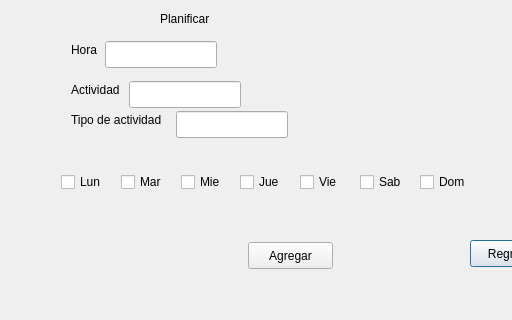
Qt form omega/omega/planificar.ui (orianapedroza/proyectoLM1) before a commit; both pictures show x 0 to 512 and y 0 to 320 of the 760 by 471 pixel window.
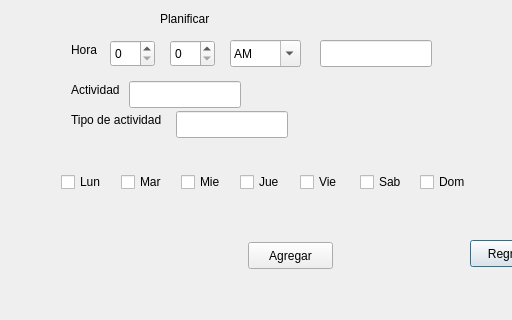
The same form after that commit.

What changed in the file:
```diff
--- a/omega/omega/planificar.ui
+++ b/omega/omega/planificar.ui
@@ -169,8 +169,8 @@
   <widget class="QLineEdit" name="hora_2">
    <property name="geometry">
     <rect>
-     <x>105</x>
-     <y>41</y>
+     <x>320</x>
+     <y>40</y>
      <width>112</width>
      <height>27</height>
     </rect>
@@ -212,6 +212,102 @@
     </rect>
    </property>
   </widget>
+  <widget class="QSpinBox" name="hora_3">
+   <property name="geometry">
+    <rect>
+     <x>110</x>
+     <y>40</y>
+     <width>45</width>
+     <height>27</height>
+    </rect>
+   </property>
+   <property name="accelerated">
+    <bool>false</bool>
+   </property>
+   <property name="suffix">
+    <string/>
+   </property>
+   <property name="prefix">
+    <string/>
+   </property>
+   <property name="minimum">
+    <number>0</number>
+   </property>
+   <property name="maximum">
+    <number>12</number>
+   </property>
+   <property name="singleStep">
+    <number>1</number>
+   </property>
+   <property name="value">
+    <number>0</number>
+   </property>
+  </widget>
+  <widget class="QSpinBox" name="min_3">
+   <property name="geometry">
+    <rect>
+     <x>170</x>
+     <y>40</y>
+     <width>45</width>
+     <height>27</height>
+    </rect>
+   </property>
+   <property name="maximum">
+    <number>59</number>
+   </property>
+  </widget>
+  <widget class="QComboBox" name="universal">
+   <property name="geometry">
+    <rect>
+     <x>230</x>
+     <y>40</y>
+     <width>71</width>
+     <height>27</height>
+    </rect>
+   </property>
+   <property name="toolTip">
+    <string/>
+   </property>
+   <property name="accessibleDescription">
+    <string/>
+   </property>
+   <property name="editable">
+    <bool>true</bool>
+   </property>
+   <property name="currentText">
+    <string>M</string>
+   </property>
+   <property name="currentIndex">
+    <number>0</number>
+   </property>
+   <property name="maxVisibleItems">
+    <number>3</number>
+   </property>
+   <property name="maxCount">
+    <number>3</number>
+   </property>
+   <property name="insertPolicy">
+    <enum>QComboBox::InsertAtCurrent</enum>
+   </property>
+   <property name="sizeAdjustPolicy">
+    <enum>QComboBox::AdjustToContentsOnFirstShow</enum>
+   </property>
+   <item>
+    <property name="text">
+     <string>AM</string>
+    </property>
+   </item>
+   <item>
+    <property name="text">
+     <string>PM</string>
+    </property>
+   </item>
+   <item>
+    <property name="text">
+     <string>M</string>
+    </property>
+   </item>
+  </widget>
  </widget>
  <resources/>
  <connections/>
```
